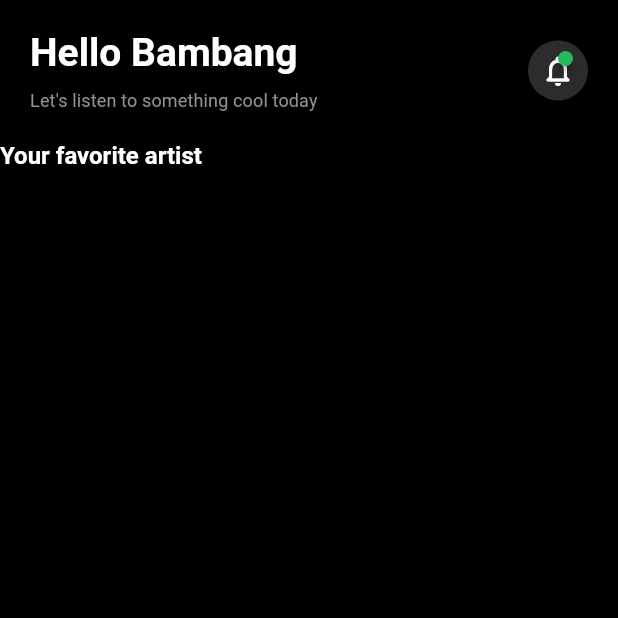
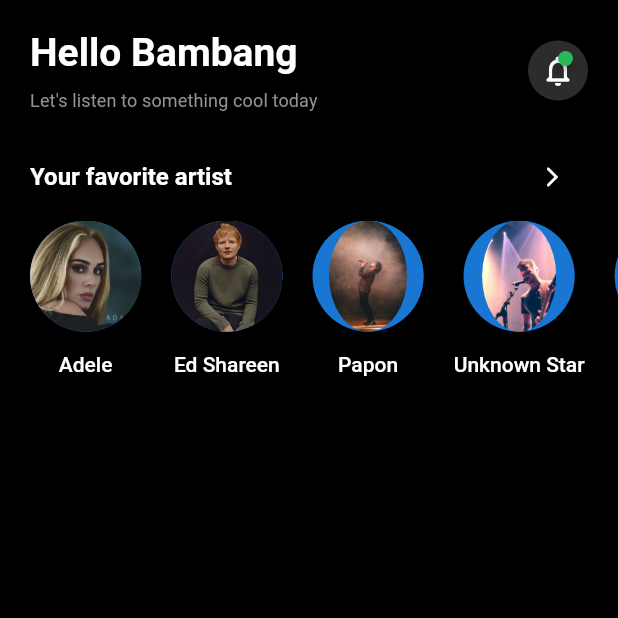
Before and after one commit to touhid1333/flutter_ui_part_02, a Flutter app: the screen it shows after launch, on a phone screen of 412 x 824 dp, the top half of it. Run offline on Flutter 3.47's test engine with Material 2 defaults, Android fonts, the phone set to English and light mode, and no system bars; drawn by our look-alikes of badges.

Commit message:
## Home Screen Design

```diff
--- a/lib/main.dart
+++ b/lib/main.dart
@@ -16,7 +16,7 @@ class MyApp extends StatelessWidget {
       title: 'Flutter Demo',
       debugShowCheckedModeBanner: false,
       theme: MyTheme().globalTheme,
-      home: HomeScreen(),
+      home: const HomeScreen(),
     );
   }
 }
--- a/lib/screens/home_screen.dart
+++ b/lib/screens/home_screen.dart
@@ -1,6 +1,7 @@
 import 'package:badges/badges.dart';
 import 'package:flutter/cupertino.dart';
 import 'package:flutter/material.dart';
+import 'package:flutter_ui_part_02/utils/sample_data.dart';
 import 'package:flutter_ui_part_02/utils/widget_function.dart';
 
 class HomeScreen extends StatelessWidget {
@@ -60,17 +61,80 @@ class HomeScreen extends StatelessWidget {
               ),
             ),
             addVerticalSpace(padding),
-            Row(
-              children: [
-                Text(
-                  "Your favorite artist",
-                  style: themeData.textTheme.headline4,
-                )
-              ],
+            Padding(
+              padding: sidePadding,
+              child: Row(
+                mainAxisAlignment: MainAxisAlignment.spaceBetween,
+                children: [
+                  Text(
+                    "Your favorite artist",
+                    style: themeData.textTheme.headline4,
+                  ),
+                  IconButton(
+                      onPressed: () {},
+                      splashColor:
+                          themeData.colorScheme.secondary.withOpacity(0.2),
+                      splashRadius: 20,
+                      iconSize: 16,
+                      icon: Icon(
+                        Icons.arrow_forward_ios_rounded,
+                        color: themeData.colorScheme.onPrimary,
+                      ))
+                ],
+              ),
             ),
+            addVerticalSpace(5),
+            Expanded(
+              child: ListView.builder(
+                  scrollDirection: Axis.horizontal,
+                  physics: const BouncingScrollPhysics(),
+                  itemCount: artistData.length,
+                  itemBuilder: (context, index) {
+                    return FavoriteArtist(artistData: artistData[index]);
+                  }),
+            )
           ],
         ),
       ),
     ));
   }
 }
+
+class FavoriteArtist extends StatelessWidget {
+  final dynamic artistData;
+
+  const FavoriteArtist({Key? key, required this.artistData}) : super(key: key);
+
+  @override
+  Widget build(BuildContext context) {
+    final themeData = Theme.of(context);
+    final size = MediaQuery.of(context).size;
+    return Row(
+      children: [
+        addHorizontalSpace(20),
+        Column(
+          children: [
+            SizedBox(
+              height: size.width * 0.18,
+              width: size.width * 0.18,
+              child: CircleAvatar(
+                child: ClipOval(
+                  child: Image.asset(
+                    artistData["image"].toString(),
+                    fit: BoxFit.fill,
+                  ),
+                ),
+              ),
+            ),
+            addVerticalSpace(10),
+            Text(
+              artistData["name"].toString(),
+              style: themeData.textTheme.bodyText1,
+              overflow: TextOverflow.ellipsis,
+            ),
+          ],
+        ),
+      ],
+    );
+  }
+}
--- /dev/null
+++ b/lib/utils/sample_data.dart
@@ -0,0 +1,7 @@
+const artistData = [
+  {"id": 1, "name": "Adele", "image": "assets/images/adele_one.jpg"},
+  {"id": 2, "name": "Ed Shareen", "image": "assets/images/ed_shareen.jpg"},
+  {"id": 3, "name": "Papon", "image": "assets/images/papon_one.jpg"},
+  {"id": 4, "name": "Unknown Star", "image": "assets/images/random_one.jpg"},
+  {"id": 5, "name": "Born Star", "image": "assets/images/random_two.jpg"},
+];
```
Also changed, not shown: lib/custom/border_box.dart (added, +71 -0 lines), assets/images/ed_shareen.jpg (added), assets/images/ed_shareen_one.webp (deleted).
